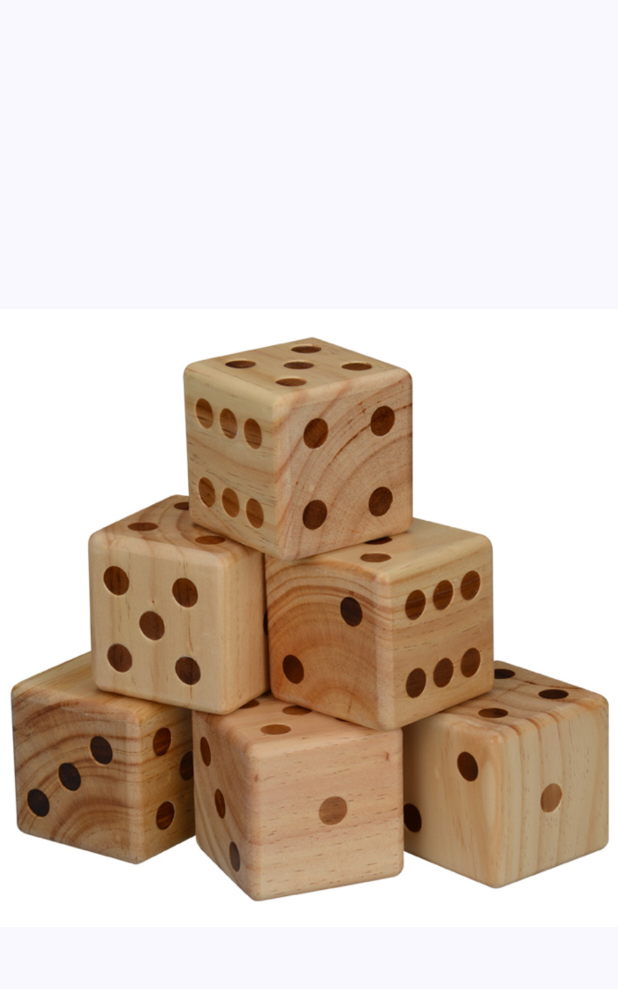
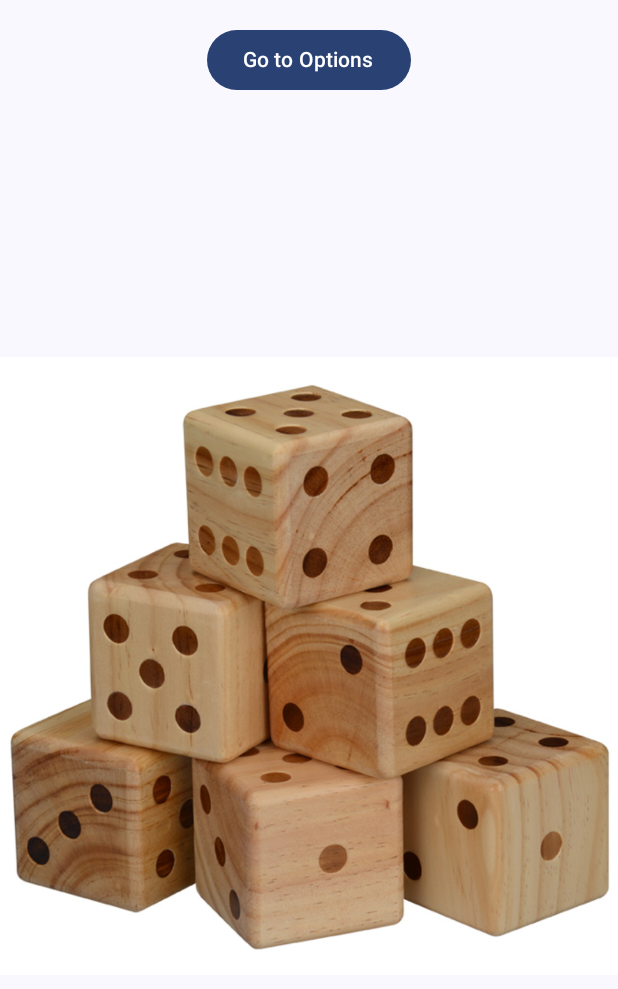
Before and after one commit to csstudent26/AndroidProject_3053007, an Android app built with Jetpack Compose: the screen it shows after launch (MainActivity), on a phone screen of 412 x 824 dp. Shown: the top 989 px of the screen. Run offline under Robolectric (Android 15) with nearby library versions, the phone set to English and light mode, and no system bars.

Commit message:
Commit 5: Create Intent for 'Options' in 'Home'

```diff
--- a/app/src/main/java/com/Play.kt
+++ b/app/src/main/java/com/Play.kt
@@ -32,7 +32,7 @@ class Play : ComponentActivity() {
 @Composable
 fun Greeting4(name: String, modifier: Modifier = Modifier) {
     Text(
-        text = "Hello $name!",
+        text = "Hello  This is $name!",
         modifier = modifier
     )
 }
--- a/app/src/main/java/com/example/oct24provisional/MainActivity.kt
+++ b/app/src/main/java/com/example/oct24provisional/MainActivity.kt
@@ -1,6 +1,7 @@
 package com.example.oct24provisional
 
 import android.content.Context
+import android.content.Intent
 import android.hardware.Sensor
 import android.hardware.SensorManager
 import android.os.Bundle
@@ -17,8 +18,11 @@ import androidx.activity.compose.setContent
 import androidx.compose.foundation.Image
 import androidx.compose.foundation.layout.Arrangement
 import androidx.compose.foundation.layout.Column
+import androidx.compose.foundation.layout.Spacer
 import androidx.compose.foundation.layout.fillMaxSize
+import androidx.compose.foundation.layout.height
 import androidx.compose.foundation.layout.padding
+import androidx.compose.material3.Button
 import androidx.compose.material3.MaterialTheme
 import androidx.compose.material3.Surface
 import androidx.compose.material3.Text
@@ -30,6 +34,7 @@ import androidx.compose.ui.platform.LocalContext
 import androidx.compose.ui.res.painterResource
 import androidx.compose.ui.tooling.preview.Preview
 import androidx.compose.ui.unit.dp
+import com.Options
 
 import com.example.oct24provisional.ui.theme.OCT24ProvisionalTheme
 
@@ -47,8 +52,27 @@ class MainActivity : ComponentActivity() {
                     modifier = Modifier.fillMaxSize(),
                     color = MaterialTheme.colorScheme.background
                 ) {
+                    Column(
+                        modifier = Modifier.fillMaxSize(),
+                        verticalArrangement = Arrangement.Top,
+                        horizontalAlignment = Alignment.CenterHorizontally
+                    ) {
                    // Greeting("Android")
-                    HomeScreen()
+                         //   HomeScreen()
+                        Spacer(modifier = Modifier.height(16.dp))
+                        // Button to navigate to Options
+                        Button(
+                            onClick = {
+                                // Create an Intent to navigate to Options
+                                val intent = Intent(this@MainActivity, Options::class.java)
+                                startActivity(intent)
+                            }
+                        ) {
+                            Text("Go to Options")
+                        }
+                           HomeScreen()
+
+                    }
 
                 }
             }
@@ -78,7 +102,7 @@ fun GreetingPreview() {
 }
 
 @Composable
-fun HomeScreen() {
+fun HomeScreen2() {
     val imagePainter: Painter = painterResource(id = R.drawable.dicegame)
     Column(
         modifier = Modifier.fillMaxSize(),
@@ -94,3 +118,13 @@ fun HomeScreen() {
         // Add more content, buttons, or text below the image if desired
     }
 }
+@Composable
+fun HomeScreen() {
+    val imagePainter: Painter = painterResource(id = R.drawable.dicegame)
+
+    Image(
+        painter = imagePainter,
+        contentDescription = "Dice Game Image",
+        modifier = Modifier.fillMaxSize()
+    )
+}
```
